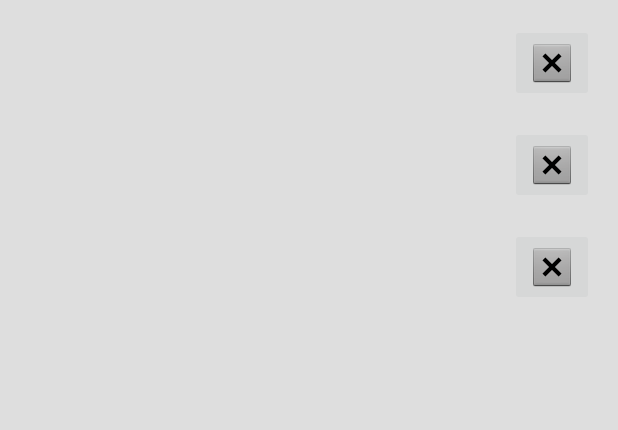
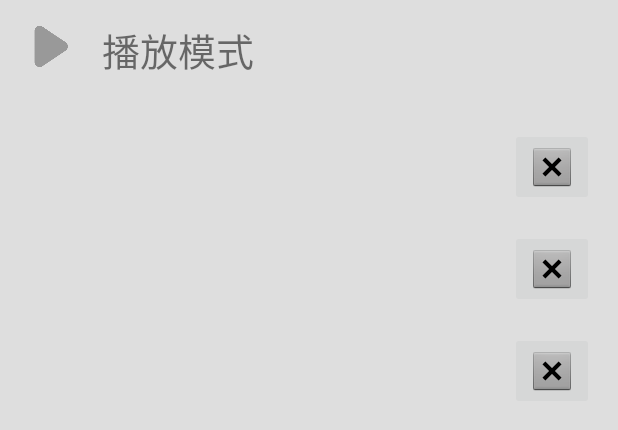
Before and after one commit to km131/echo, an Android app: the layout audio_list_dialog.xml on its own in the app's theme, with its tools: preview values and no code run, on a phone screen of 412 x 824 dp. Shown: the top 430 px of the screen. Run offline under Robolectric (Android 15) with nearby library versions, the phone set to English and light mode, and no system bars.

Commit message:
实现底部播放列表 （bug待修改）

```diff
--- a/app/src/main/AndroidManifest.xml
+++ b/app/src/main/AndroidManifest.xml
@@ -3,9 +3,9 @@
     package="com.example.echo_kt">
 
     <uses-permission android:name="android.permission.INTERNET" />
-    <uses-permission android:name="android.permission.READ_EXTERNAL_STORAGE"/>
+    <uses-permission android:name="android.permission.READ_EXTERNAL_STORAGE" />
     <uses-permission android:name="android.permission.ACCESS_NETWORK_STATE" />
-
+    <!--    android:requestLegacyExternalStorage="true" 取消android10沙盒模式-->
     <application
         android:name=".BaseApplication"
         android:allowBackup="true"
@@ -13,6 +13,7 @@
         android:roundIcon="@mipmap/ic_launcher_round"
         android:supportsRtl="true"
         android:label="echo"
+        android:requestLegacyExternalStorage="true"
         android:theme="@style/Theme.Sunflower">
         <service android:name=".PlayService"/>
 
--- a/app/src/main/java/com/example/echo_kt/PlayService.kt
+++ b/app/src/main/java/com/example/echo_kt/PlayService.kt
@@ -3,7 +3,7 @@ package com.example.echo_kt
 import android.app.Service
 import android.content.Intent
 import android.os.IBinder
-import com.example.echo_kt.ui.main.PlayerManager
+import com.example.echo_kt.play.PlayerManager
 
 /**
  * 空壳，只做播放初始化
--- a/app/src/main/java/com/example/echo_kt/adapter/MyErectAdapter.kt
+++ b/app/src/main/java/com/example/echo_kt/adapter/MyErectAdapter.kt
@@ -3,13 +3,10 @@ package com.example.echo_kt.adapter
 import android.view.LayoutInflater
 import android.view.ViewGroup
 import androidx.navigation.findNavController
-import androidx.navigation.fragment.NavHostFragment
 import androidx.recyclerview.widget.RecyclerView
-import com.example.echo_kt.BaseApplication
 import com.example.echo_kt.R
 import com.example.echo_kt.data.ErectBean
 import com.example.echo_kt.databinding.ListItemWork1Binding
-import com.youth.banner.holder.IViewHolder
 
 class MyErectAdapter(private var mList: MutableList<ErectBean>) : RecyclerView.Adapter<ErectViewHolder>() {
 
--- a/app/src/main/java/com/example/echo_kt/ui/main/MainFragment.kt
+++ b/app/src/main/java/com/example/echo_kt/ui/main/MainFragment.kt
@@ -11,6 +11,7 @@ import androidx.navigation.fragment.NavHostFragment
 import com.example.echo_kt.BaseApplication
 import com.example.echo_kt.R
 import com.example.echo_kt.databinding.MainFragmentBinding
+import com.example.echo_kt.play.PlayList
 
 class MainFragment : Fragment(),AudioObserver {
 
@@ -51,6 +52,7 @@ class MainFragment : Fragment(),AudioObserver {
         super.onActivityCreated(savedInstanceState)
         viewModel = ViewModelProvider(this).get(MainViewModel::class.java)
         // TODO: Use the ViewModel
+        binding.mainVM=viewModel
     }
 
     override fun onViewCreated(view: View, savedInstanceState: Bundle?) {
@@ -104,6 +106,10 @@ class MainFragment : Fragment(),AudioObserver {
 //        }
     }
 
+    override fun onPlayStatus(playStatus: Int) {
+        super.onPlayStatus(playStatus)
+    }
+
     private fun stringForTime(duration: Int): String? {
         TODO("Not yet implemented")
     }
--- a/app/src/main/java/com/example/echo_kt/ui/main/MainViewModel.kt
+++ b/app/src/main/java/com/example/echo_kt/ui/main/MainViewModel.kt
@@ -3,6 +3,7 @@ package com.example.echo_kt.ui.main
 import androidx.databinding.ObservableField
 import androidx.lifecycle.ViewModel
 import com.example.echo_kt.R
+import com.example.echo_kt.play.PlayerManager
 
 class MainViewModel : ViewModel() {
     /**
--- a/app/src/main/java/com/example/echo_kt/ui/main/MediaPlayerHelper.kt
+++ b/app/src/main/java/com/example/echo_kt/ui/main/MediaPlayerHelper.kt
@@ -87,6 +87,7 @@ class MediaPlayerHelper : IPlayer,
      * 播放完成
      */
     override fun onCompletion(mp: MediaPlayer?) {
+        Log.i("MPH", "onCompletion: 播放完成")
         iPlayStatus?.onComplete()
     }
 
--- a/app/src/main/res/layout/audio_list_dialog.xml
+++ b/app/src/main/res/layout/audio_list_dialog.xml
@@ -4,11 +4,45 @@
     xmlns:app="http://schemas.android.com/apk/res-auto">
 
     <data>
+        <variable
+            name="mainVm"
+            type="com.example.echo_kt.ui.main.MainViewModel" />
     </data>
 
-    <androidx.coordinatorlayout.widget.CoordinatorLayout
+    <androidx.constraintlayout.widget.ConstraintLayout
         android:layout_width="match_parent"
         android:layout_height="match_parent">
+
+        <LinearLayout
+            android:padding="4dp"
+            android:id="@+id/linearLayout4"
+            android:layout_width="match_parent"
+            android:layout_height="wrap_content"
+            app:layout_constraintStart_toStartOf="parent"
+            app:layout_constraintTop_toTopOf="parent">
+
+            <ImageView
+                android:id="@+id/imageModePic"
+                android:layout_width="34dp"
+                android:layout_height="34dp"
+                app:layout_constraintStart_toStartOf="parent"
+                app:layout_constraintTop_toTopOf="parent"
+                url="@{mainVm.playModePic}"
+                android:layout_margin="10dp"
+                tools:src="@drawable/selector_play_float_pic"/>
+
+            <TextView
+                android:id="@+id/imageModeText"
+                android:layout_width="wrap_content"
+                android:layout_height="wrap_content"
+                android:text="@{mainVm.playModeText}"
+                android:textSize="25sp"
+                tools:text="播放模式"
+                android:layout_margin="10dp"
+                app:layout_constraintStart_toStartOf="parent"
+                app:layout_constraintTop_toTopOf="parent" />
+
+        </LinearLayout>
 
         <androidx.recyclerview.widget.RecyclerView
             android:id="@+id/bottom_list"
@@ -18,7 +52,11 @@
             android:paddingTop="@dimen/list_item_spacing_half"
             android:paddingBottom="@dimen/list_item_spacing_half"
             app:layoutManager="androidx.recyclerview.widget.LinearLayoutManager"
+            app:layout_constraintBottom_toBottomOf="parent"
+            app:layout_constraintStart_toStartOf="parent"
+            app:layout_constraintTop_toBottomOf="@+id/linearLayout4"
+            app:layout_constraintVertical_bias="0.00999999"
             tools:context=".AudioListDialogFragment"
             tools:listitem="@layout/audio_list_dialog_item" />
-    </androidx.coordinatorlayout.widget.CoordinatorLayout>
+    </androidx.constraintlayout.widget.ConstraintLayout>
 </layout>
--- a/app/src/main/res/layout/audio_list_dialog_item.xml
+++ b/app/src/main/res/layout/audio_list_dialog_item.xml
@@ -5,7 +5,10 @@
     <data>
         <variable
             name="pvm"
-            type="com.example.echo_kt.ui.main.MainViewModel" />
+            type="com.example.echo_kt.ui.main.AudioBean" />
+        <variable
+            name="playOnclick"
+            type="android.view.View.OnClickListener" />
     </data>
 
     <androidx.constraintlayout.widget.ConstraintLayout
@@ -17,7 +20,8 @@
         android:paddingRight="@dimen/list_item_spacing"
         android:paddingBottom="@dimen/list_item_spacing_half"
         android:textAppearance="@style/TextAppearance.AppCompat.Large"
-        android:orientation="horizontal">
+        android:orientation="horizontal"
+        android:onClick="@{playOnclick}">
 
         <TextView
             android:id="@+id/item_tv_music"
@@ -25,7 +29,7 @@
             android:layout_height="wrap_content"
             android:layout_marginStart="16dp"
             android:layout_weight="1"
-            android:text="@{pvm.songName}"
+            android:text="@{pvm.name}"
             android:textSize="20sp"
             app:layout_constraintBottom_toBottomOf="parent"
             app:layout_constraintStart_toStartOf="parent"
--- a/app/src/main/res/layout/main_fragment.xml
+++ b/app/src/main/res/layout/main_fragment.xml
@@ -58,10 +58,11 @@
                 app:layout_constraintStart_toStartOf="parent"
                 app:layout_constraintTop_toTopOf="parent"
                 app:layout_constraintVertical_bias="0.7"
-                app:srcCompat="@android:mipmap/sym_def_app_icon" />
+                urlL="@{mainVM.albumPic}"/>
 
             <TextView
                 android:id="@+id/tv_music"
+                android:text="@{mainVM.songName}"
                 android:layout_width="0dp"
                 android:layout_height="wrap_content"
                 android:layout_marginStart="48dp"
--- a/app/src/main/res/values/styles.xml
+++ b/app/src/main/res/values/styles.xml
@@ -23,7 +23,7 @@
         <item name="colorPrimaryDark">@color/teal_700</item>
         <item name="colorOnSurface">@color/sunflower_black</item>
         <item name="colorAccent">@color/sunflower_white</item>
-        <item name="colorSurface">@color/sunflower_gray_50</item>
+        <item name="colorSurface">@color/black</item>
         <item name="colorSecondary">@color/sunflower_yellow_500</item>
         <item name="android:colorBackground">@color/sunflower_white</item>
     </style>
```
Also changed, not shown: app/src/main/java/com/example/echo_kt/AudioListDialogFragment.kt (+36 -20 lines), app/src/main/java/com/example/echo_kt/play/PlayList.kt (renamed from app/src/main/java/com/example/echo_kt/ui/main/PlayList.kt, +23 -11 lines), app/src/main/java/com/example/echo_kt/play/PlayerManager.kt (renamed from app/src/main/java/com/example/echo_kt/ui/main/PlayerManager.kt, +8 -4 lines), app/src/main/java/com/example/echo_kt/ui/main/BindingAdapters.kt (+15 -4 lines).
